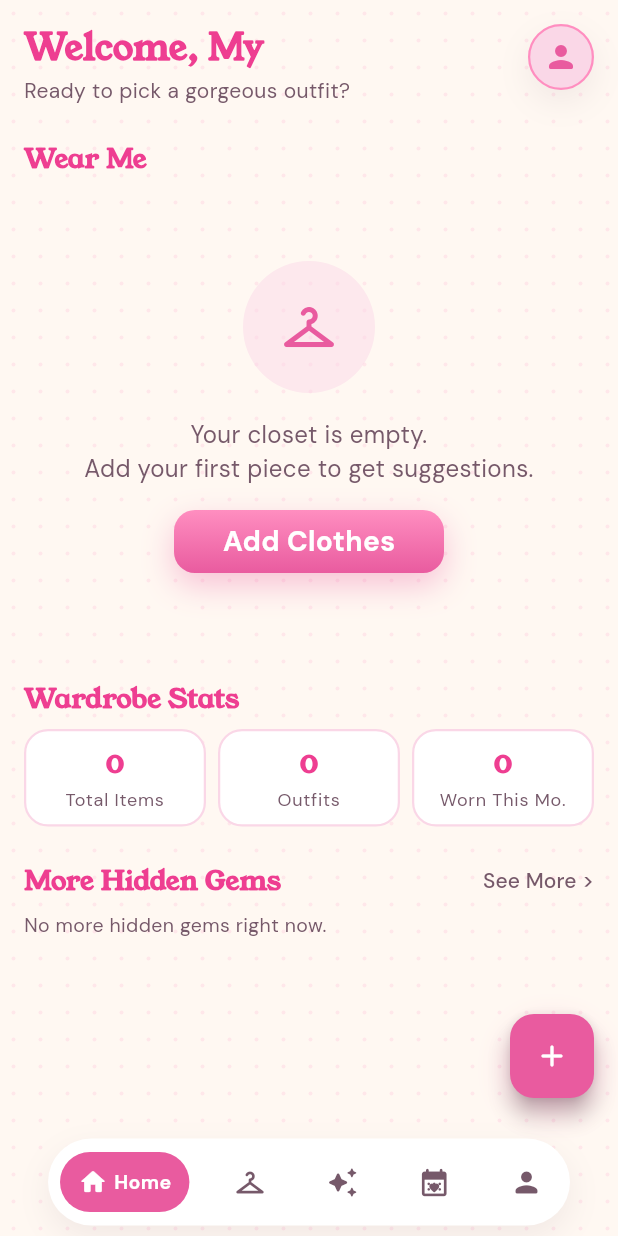
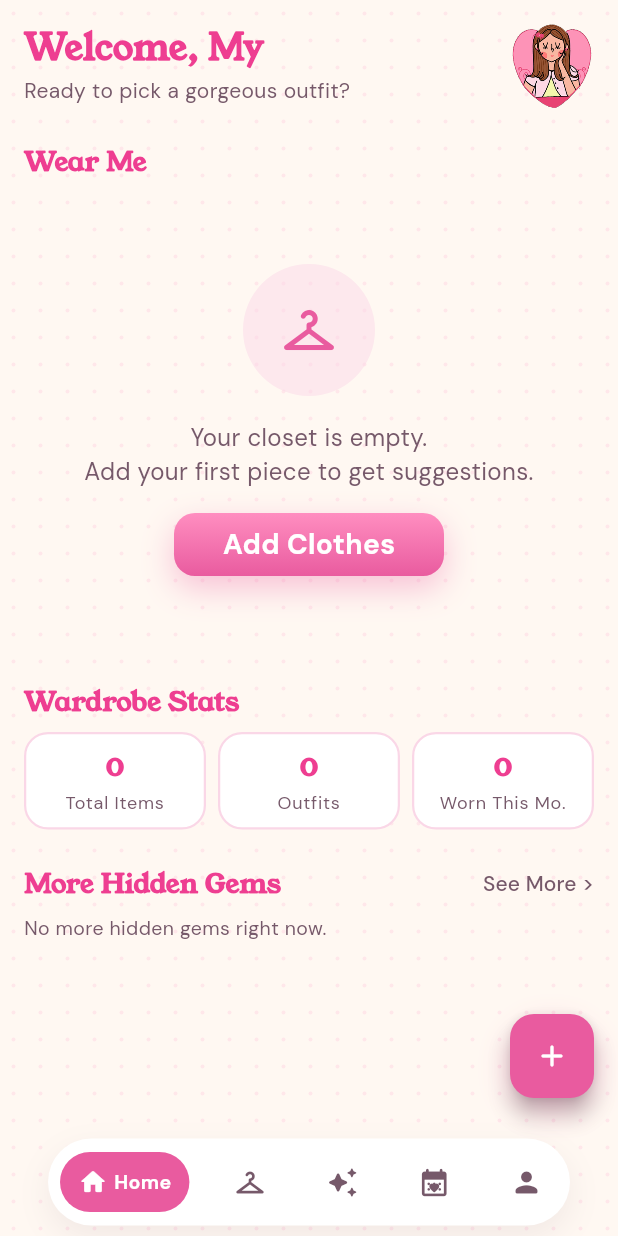
Before and after one commit to sofiademesa/love-my-closet, a Flutter app: the screen it shows once a user with an empty profile is signed in, on a phone screen of 412 x 824 dp. Run offline on Flutter 3.47's test engine with Material 3 defaults, Android fonts, the phone set to English and light mode, and no system bars; our stand-ins replace device_preview, image_picker, supabase_flutter; missing offline and left inert: dart:js_interop; accounts and stored records are empty.

Commit message:
Avatar Feature

```diff
--- a/lib/screens/home/home_screen.dart
+++ b/lib/screens/home/home_screen.dart
@@ -16,6 +16,7 @@ import '../calendar/calendar_screen.dart';
 import '../closet/add_clothes_screen.dart';
 import '../closet/closet_screen.dart';
 import '../outfit_builder/outfit_builder_screen.dart';
+import '../../widgets/heart_avatar.dart';
 import '../profile/profile_screen.dart';
 import 'hidden_gems_sheet.dart';
 
@@ -34,7 +35,7 @@ class HomeScreen extends StatefulWidget {
 class _HomeScreenState extends State<HomeScreen> {
   int _navIndex = 0;
 
-  // The name shown here always reflects Edit Profile's latest save, not the
+  // The name shown here always reflects the saved display name, not the
   // value this screen happened to be constructed with — so it listens to
   // the shared store the same way Calendar/Builder listen to OutfitStore.
   final _profileStore = UserProfileStore.instance;
@@ -360,17 +361,7 @@ class _Header extends StatelessWidget {
           ),
         ),
         const SizedBox(width: Spacing.sm),
-        Container(
-          width: 44,
-          height: 44,
-          decoration: BoxDecoration(
-            shape: BoxShape.circle,
-            color: AppColors.blush,
-            border: Border.all(color: AppColors.softPink, width: 1.5),
-            boxShadow: AppShadows.surface,
-          ),
-          child: Icon(Icons.person_rounded, color: AppColors.buttonPink),
-        ),
+        const HeartAvatar(width: 56, small: true),
       ],
     );
   }
--- a/lib/widgets/heart_avatar.dart
+++ b/lib/widgets/heart_avatar.dart
@@ -2,16 +2,24 @@ import 'package:flutter/material.dart';
 
 /// The Love My Closet logo
 class HeartAvatar extends StatelessWidget {
-  const HeartAvatar({super.key, this.width = 150});
+  const HeartAvatar({super.key, this.width = 150, this.small = false});
 
   final double width;
+
+  /// Use the pre-shrunk, cleaned-up logo for small spots (under ~100px) so
+  /// the line art stays crisp instead of getting jagged when downscaled.
+  final bool small;
 
   @override
   Widget build(BuildContext context) {
     return Image.asset(
-      'assets/images/heart_avatar.png',
+      small
+          ? 'assets/images/heart_avatar_small.png'
+          : 'assets/images/heart_avatar.png',
       width: width,
       fit: BoxFit.contain,
+      filterQuality: FilterQuality.high,
+      isAntiAlias: true,
       semanticLabel: 'Love My Closet avatar',
     );
   }
```
Also changed, not shown: assets/images/heart_avatar_small.png (added).
